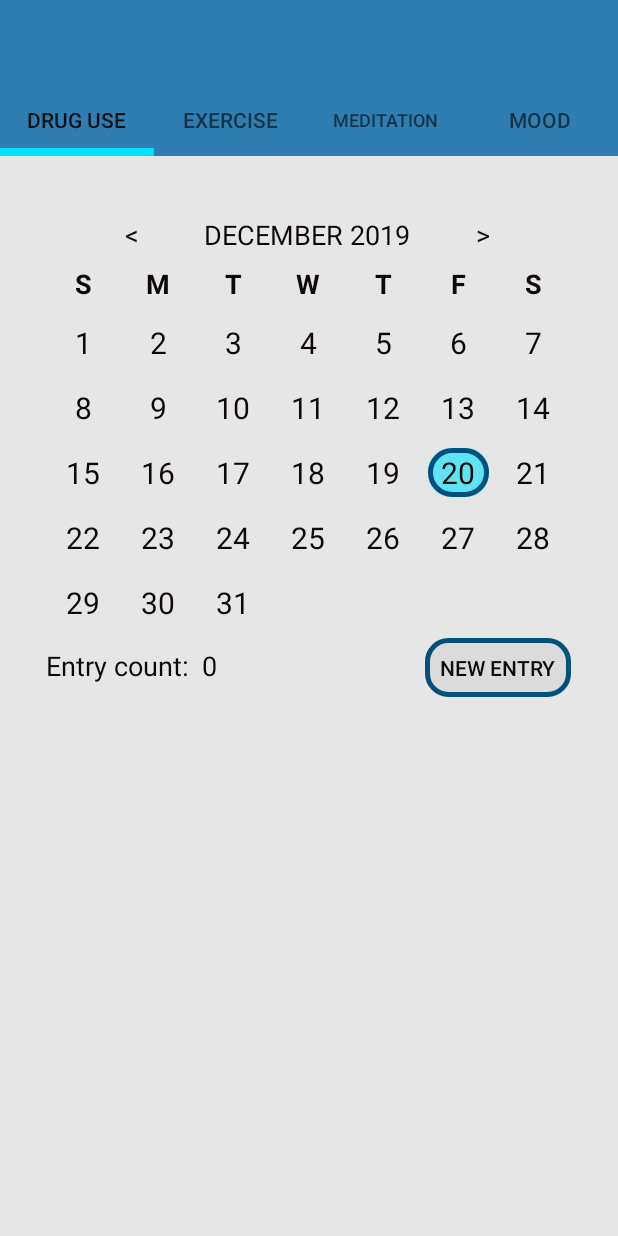
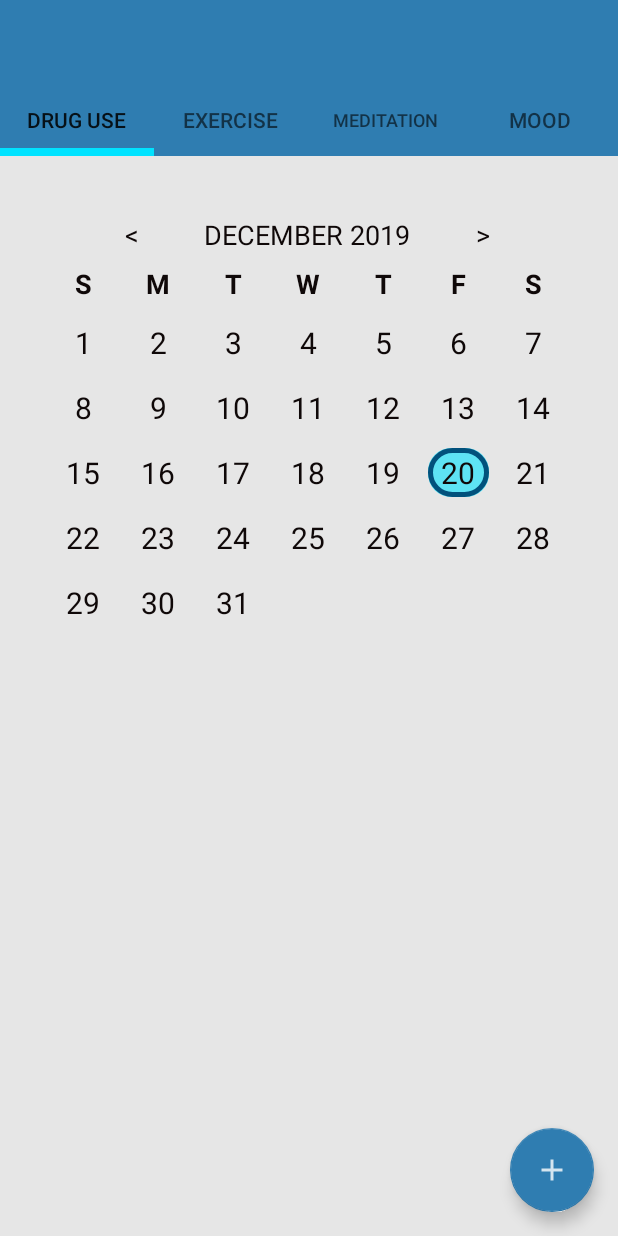
Before and after one commit to falkenum/wellness-tracker, an Android app: the HistoryFragment screen opened through its navigation route, on a phone screen of 412 x 824 dp. Run offline under Robolectric (Android 15) with nearby library versions, the light colour scheme and no system bars; our stand-ins replace Room's generated code, navigation-ui; libraries missing offline, so code that uses them is left out: com.google.api.client, com.google.api.services; 8 statements that could not run were skipped.

Commit message:
floating action button and layout changes

```diff
--- a/app/build.gradle
+++ b/app/build.gradle
@@ -9,11 +9,11 @@ apply plugin: 'kotlin-android-extensions'
 //apply plugin: 'com.google.gms.google-services'
 
 android {
-    compileSdkVersion 28
+    compileSdkVersion 29
     defaultConfig {
         applicationId "com.sjfalken.wellnesstracker"
         minSdkVersion 28
-        targetSdkVersion 28
+        targetSdkVersion 29
         versionCode 1
         versionName "1.0"
         testInstrumentationRunner "androidx.test.runner.AndroidJUnitRunner"
--- a/app/src/main/java/com/sjfalken/wellnesstracker/EntryTypeConfig.kt
+++ b/app/src/main/java/com/sjfalken/wellnesstracker/EntryTypeConfig.kt
@@ -6,6 +6,7 @@ import android.text.InputType
 import android.view.Gravity
 import android.view.LayoutInflater
 import android.view.View
+import android.view.ViewGroup
 import android.widget.*
 import org.json.JSONObject
 import java.lang.Exception
@@ -57,6 +58,9 @@ open class EntryDataLayout(context: Context, startingData : JSONObject)
     private fun getLabelView(label : String) : TextView {
         return TextView(context).apply {
             text = label + labelSuffix
+            layoutParams = LayoutParams(LayoutParams.WRAP_CONTENT, LayoutParams.WRAP_CONTENT).apply {
+                gravity = Gravity.CENTER
+            }
         }
     }
 
@@ -85,11 +89,10 @@ open class EntryDataLayout(context: Context, startingData : JSONObject)
 
         for (label in startingData.keys()) {
             val newRow = LinearLayout(context).apply {
+//                setBackgroundColor(R.color.colorAccent)
                 orientation = HORIZONTAL
-                layoutParams = LayoutParams(LayoutParams.MATCH_PARENT, LayoutParams.WRAP_CONTENT).apply {
-                    // I don't understand why this works, but it makes the children have RIGHT gravity too
-                gravity = Gravity.START
-            }
+                layoutParams = LayoutParams(LayoutParams.MATCH_PARENT, LayoutParams.WRAP_CONTENT)
+
                 val spaceView = Space(context).apply {
                     layoutParams = LayoutParams(LayoutParams.WRAP_CONTENT, LayoutParams.WRAP_CONTENT).apply {
                         weight = 1f
--- a/app/src/main/java/com/sjfalken/wellnesstracker/HistoryFragment.kt
+++ b/app/src/main/java/com/sjfalken/wellnesstracker/HistoryFragment.kt
@@ -40,8 +40,6 @@ class HistoryFragment : BaseFragment(), TabLayout.OnTabSelectedListener {
     private lateinit var monthEntries : Array< ArrayList<Entry> >
     private lateinit var fragmentView: ScrollView
     private lateinit var calendarView : CalendarView
-    private lateinit var numEntriesView : TextView
-    private lateinit var dayInfoLayout : LinearLayout
     private lateinit var sessionCardsLayout : LinearLayout
     private lateinit var inflater: LayoutInflater
     private lateinit var fm: androidx.fragment.app.FragmentManager
@@ -86,13 +84,12 @@ class HistoryFragment : BaseFragment(), TabLayout.OnTabSelectedListener {
     private fun showInfoForSelectedDay() {
         val selectedDayOfMonth = calendarView.selectedDate?.dayOfMonth
         if (selectedDayOfMonth == null) {
-            dayInfoLayout.visibility = View.GONE
+            sessionCardsLayout.visibility = View.GONE
             return
         }
 
         val recordsForDay = monthEntries[selectedDayOfMonth - 1]
         Log.d("showInfoForSelectedDay", "number of records for day: ${recordsForDay.size}")
-        numEntriesView.text = recordsForDay.size.toString()
 
         // remove all the cards, leave the summaryLayout at the beginning
         sessionCardsLayout.removeAllViews()
@@ -102,7 +99,7 @@ class HistoryFragment : BaseFragment(), TabLayout.OnTabSelectedListener {
             sessionCardsLayout.addView(getEntryInfoCard(record))
         }
 
-        dayInfoLayout.visibility = View.VISIBLE
+        sessionCardsLayout.visibility = View.VISIBLE
     }
 
     private fun loadMonthEntries() {
@@ -139,9 +136,7 @@ class HistoryFragment : BaseFragment(), TabLayout.OnTabSelectedListener {
         fragmentView = inflater.inflate(R.layout.fragment_history, container, false) as ScrollView
 
         calendarView = fragmentView.findViewById(R.id.calendarView)
-        dayInfoLayout = fragmentView.findViewById(R.id.dayInfoLayout)
         sessionCardsLayout = fragmentView.findViewById(R.id.sessionCardsLayout)
-        numEntriesView = fragmentView.findViewById(R.id.numRecords)
         fm = activity!!.supportFragmentManager
 
         // setting up calendar callbacks
@@ -158,19 +153,7 @@ class HistoryFragment : BaseFragment(), TabLayout.OnTabSelectedListener {
             refreshFragmentView()
         }
 
-        fragmentView.findViewById<Button>(R.id.addRecordButton).setOnClickListener {
-            findNavController().run {
-                // argument to set date and time in new fragment
-                val destinationArgs = Bundle().apply {
-                    putString(NewEntryFragment.DATE_TIME, ZonedDateTime.now().toString())
-                }
-                navigate(R.id.newEntryFragment, destinationArgs)
-            }
-        }
-
         activity!!.bindService(Intent(activity, TimerService::class.java), timerConnection, 0)
-
-
         activity!!.findViewById<TabLayout>(R.id.tabLayout).addOnTabSelectedListener(this)
 
         return fragmentView
--- a/app/src/main/java/com/sjfalken/wellnesstracker/HomeFragment.kt
+++ b/app/src/main/java/com/sjfalken/wellnesstracker/HomeFragment.kt
@@ -6,6 +6,7 @@ import android.view.View
 import android.view.ViewGroup
 import android.widget.*
 import androidx.navigation.fragment.findNavController
+import kotlinx.android.synthetic.main.fragment_home.view.*
 import org.json.JSONObject
 import java.time.Duration
 import java.time.Instant
@@ -112,10 +113,6 @@ class HomeFragment : BaseFragment() {
     override fun onCreateView(inflater: LayoutInflater, container: ViewGroup?, savedInstanceState: Bundle?): View? {
         rootView = inflater.inflate(R.layout.fragment_home, container, false)
 
-        rootView.findViewById<Button>(R.id.newLogEntryButton).setOnClickListener {
-            findNavController().navigate(R.id.newEntryFragment)
-        }
-
         val mainActivity = (activity!! as MainActivity)
 
         mainActivity.apply {
--- a/app/src/main/java/com/sjfalken/wellnesstracker/MainActivity.kt
+++ b/app/src/main/java/com/sjfalken/wellnesstracker/MainActivity.kt
@@ -167,7 +167,9 @@ class MainActivity : AppCompatActivity(), TabLayout.OnTabSelectedListener {
             addOnTabSelectedListener(this@MainActivity)
         }
 
-
+        fab.setOnClickListener {
+            navController.navigate(R.id.newEntryFragment)
+        }
 
         startService(Intent(this, BackupService::class.java))
 
@@ -203,9 +205,18 @@ class MainActivity : AppCompatActivity(), TabLayout.OnTabSelectedListener {
                 R.id.homeFragment -> true
                 else -> false
             }
+            val showFab = when (destination.id) {
+                R.id.homeFragment -> true
+                R.id.historyFragment -> true
+                else -> false
+            }
+
             updateHistoryButton(showHistoryButton)
             updateTabLayout(destination)
             hideKeyboard()
+
+            if (showFab) fab.show()
+            else fab.hide()
         }
 
         val drawerLayout = findViewById<DrawerLayout>(R.id.layout_main_drawer)
--- a/app/src/main/java/com/sjfalken/wellnesstracker/RatingLayout.kt
+++ b/app/src/main/java/com/sjfalken/wellnesstracker/RatingLayout.kt
@@ -28,7 +28,7 @@ class RatingLayout(context: Context) : LinearLayout(context), EntryDatumHolder {
             layoutParams = LayoutParams(LayoutParams.WRAP_CONTENT, LayoutParams.WRAP_CONTENT)
             val padding = 40
             setPadding(padding, 0, padding, 0)
-            text = shownNum.toString()
+            text = if (shownNum > 0) "+$shownNum" else shownNum.toString()
             setTextSize(TypedValue.COMPLEX_UNIT_SP, 30f)
 
             // Color used to highlight
--- /dev/null
+++ b/app/src/main/res/drawable-anydpi/ic_plus.xml
@@ -0,0 +1,11 @@
+<vector xmlns:android="http://schemas.android.com/apk/res/android"
+    android:width="24dp"
+    android:height="24dp"
+    android:viewportWidth="24"
+    android:viewportHeight="24"
+    android:tint="#FFFFFF"
+    android:alpha="0.8">
+    <path
+        android:fillColor="#FF000000"
+        android:pathData="M19,13h-6v6h-2v-6H5v-2h6V5h2v6h6v2z"/>
+</vector>
--- a/app/src/main/res/layout/activity_main.xml
+++ b/app/src/main/res/layout/activity_main.xml
@@ -33,6 +33,10 @@
                     app:tabIndicatorHeight="5dp" />
         </FrameLayout>
 
+        <FrameLayout android:layout_width="match_parent"
+                     android:layout_height="match_parent"
+            >
+
             <androidx.fragment.app.FragmentContainerView
                     android:id="@+id/nav_host_fragment"
                     android:name="androidx.navigation.fragment.NavHostFragment"
@@ -43,6 +47,17 @@
                     android:layout_marginVertical="16dp"
                     android:layout_marginHorizontal="16dp"
                     app:navGraph="@navigation/primary_graph" />
+            <com.google.android.material.floatingactionbutton.FloatingActionButton
+                    android:id="@+id/fab"
+                    app:backgroundTint="@color/colorPrimary"
+                    android:layout_width="wrap_content"
+                    android:layout_height="wrap_content"
+                    android:layout_gravity="bottom|end"
+                    android:layout_margin="16dp"
+                    app:srcCompat="@drawable/ic_plus"
+                    />
+
+        </FrameLayout>
 
     </LinearLayout>
     <com.google.android.material.navigation.NavigationView
--- a/app/src/main/res/layout/fragment_history.xml
+++ b/app/src/main/res/layout/fragment_history.xml
@@ -17,49 +17,12 @@
                                                    android:id="@+id/calendarView"
                                                    android:layout_gravity="center_horizontal">
         </com.sjfalken.wellnesstracker.CalendarView>
-        <LinearLayout
+        <LinearLayout android:orientation="vertical"
+                android:id="@+id/sessionCardsLayout"
                 android:layout_width="match_parent"
-                android:layout_height="wrap_content" android:id="@+id/dayInfoLayout" android:gravity="center"
-                android:orientation="vertical">
-            <androidx.constraintlayout.widget.ConstraintLayout
-                    android:layout_width="350dp"
-                    android:layout_height="wrap_content"
-                    android:id="@+id/summaryLayout">
+                android:gravity="center_horizontal"
+                android:layout_height="wrap_content">
 
-                <TextView
-                        android:text="Entry count:"
-                        android:layout_width="wrap_content"
-                        android:layout_height="wrap_content"
-                        android:textSize="18sp"
-                        android:id="@+id/textView3"
-                        app:layout_constraintTop_toTopOf="parent" app:layout_constraintStart_toStartOf="parent"
-                        android:layout_marginTop="8dp"
-                />
-                <TextView
-                        android:text="0"
-                        android:layout_width="wrap_content"
-                        android:layout_height="wrap_content"
-                        android:id="@+id/numRecords"
-                        android:textSize="18sp"
-                        app:layout_constraintBaseline_toBaselineOf="@+id/textView3"
-                        app:layout_constraintStart_toEndOf="@+id/textView3" android:layout_marginStart="8dp"
-                />
-                />
-                <Button android:id="@+id/addRecordButton"
-                        android:layout_width="wrap_content"
-                        android:layout_height="wrap_content" android:text="New Entry"
-                        android:textSize="14sp"
-                        app:layout_constraintBaseline_toBaselineOf="@+id/numRecords"
-                        app:layout_constraintEnd_toEndOf="parent"
-                />
-            </androidx.constraintlayout.widget.ConstraintLayout>
-            <LinearLayout android:orientation="vertical"
-                          android:id="@+id/sessionCardsLayout"
-                          android:layout_width="match_parent"
-                          android:gravity="center_horizontal"
-                          android:layout_height="wrap_content">
-
-            </LinearLayout>
         </LinearLayout>
         <Space
                 android:layout_width="match_parent"
--- a/app/src/main/res/layout/fragment_home.xml
+++ b/app/src/main/res/layout/fragment_home.xml
@@ -5,16 +5,6 @@
               android:layout_width="match_parent"
               android:layout_height="match_parent" android:orientation="vertical"
               android:gravity="center_horizontal">
-
-    <Button android:layout_width="192dp" android:layout_height="wrap_content"
-            android:text="New log entry"
-            android:id="@+id/newLogEntryButton"
-            android:background="@drawable/button_bg" android:textAlignment="center"
-            android:layout_gravity="center_horizontal"/>
-
-    <Space
-            android:layout_width="match_parent"
-            android:layout_height="16dp"/>
 
     <androidx.constraintlayout.widget.ConstraintLayout android:layout_width="wrap_content"
                                                        android:layout_height="147dp"
@@ -83,5 +73,11 @@
                      app:layout_constraintTop_toBottomOf="@+id/textView6"/>
 
     </androidx.constraintlayout.widget.ConstraintLayout>
+    <Space
+            android:layout_width="match_parent"
+            android:layout_height="0dp"
+            android:layout_weight="1.0"
+            />
+
 
 </LinearLayout>
```
Also changed, not shown: app/src/main/res/drawable-hdpi/ic_plus.png (added), app/src/main/res/drawable-mdpi/ic_plus.png (added), app/src/main/res/drawable-xhdpi/ic_plus.png (added), app/src/main/res/drawable-xxhdpi/ic_plus.png (added). Lines whose indentation alone changed are shown as unchanged.
